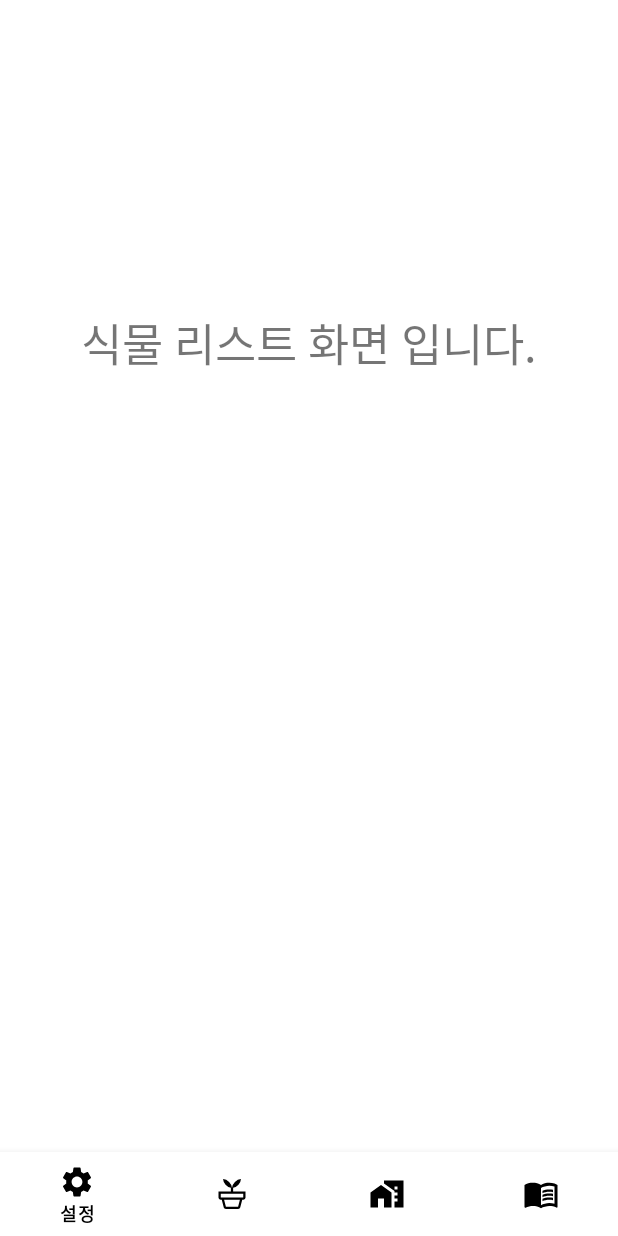
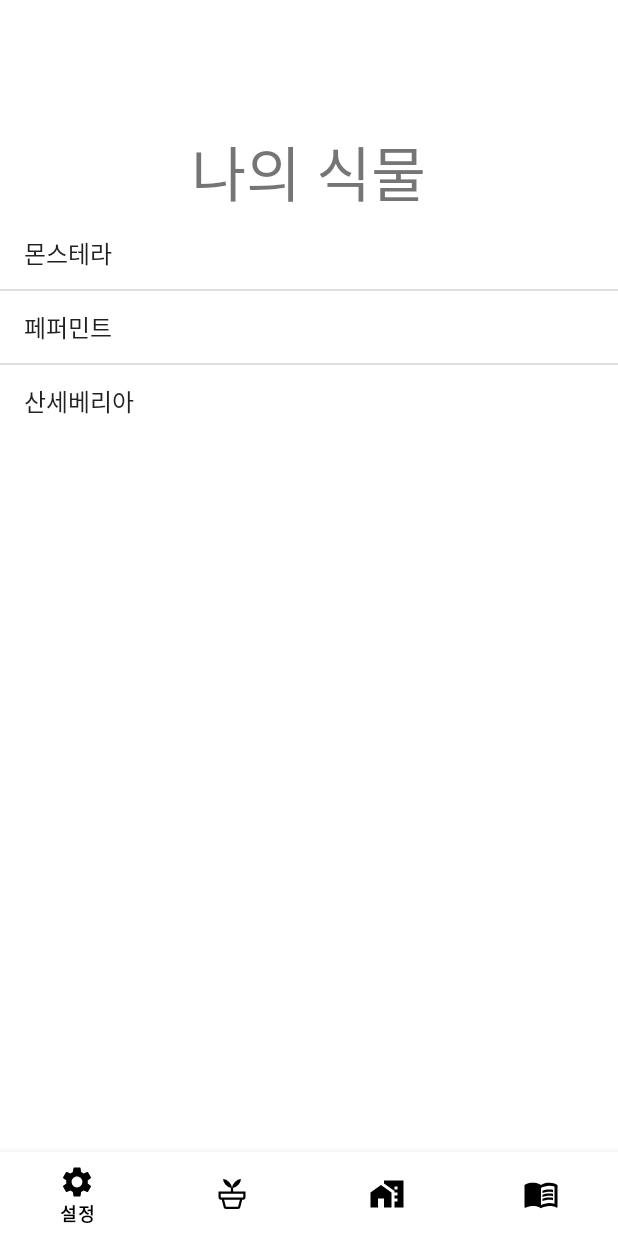
Before and after one commit to wogur0915/GreenWater, an Android app: the fragment plantlist placed in its activity, on a phone screen of 412 x 824 dp. Run offline under Robolectric (Android 15) with nearby library versions, the phone set to English and light mode, and no system bars.

Commit message:
식물 목록 화면 임시 리스트뷰 배치

```diff
--- a/GreenWater/app/src/main/java/com/root/greenwater/plantlist.java
+++ b/GreenWater/app/src/main/java/com/root/greenwater/plantlist.java
@@ -4,15 +4,21 @@ import android.os.Bundle;
 import android.view.LayoutInflater;
 import android.view.View;
 import android.view.ViewGroup;
+import android.widget.ArrayAdapter;
+import android.widget.ListView;
 
 import androidx.annotation.NonNull;
 import androidx.annotation.Nullable;
 import androidx.appcompat.app.AppCompatDelegate;
 import androidx.fragment.app.Fragment;
 
+import java.util.ArrayList;
+import java.util.List;
+
 public class plantlist extends Fragment {
 
     private View view;
+    private ListView plantlist;
 
     @Nullable
     @Override
@@ -20,6 +26,18 @@ public class plantlist extends Fragment {
         view = inflater.inflate(R.layout.plantlist, container, false);
         AppCompatDelegate.setDefaultNightMode(AppCompatDelegate.MODE_NIGHT_NO); // 다크모드 강제 비활성화
 
+        plantlist = view.findViewById(R.id.plantlist);
+
+        List<String> data = new ArrayList<>();
+
+        ArrayAdapter<String> adapter = new ArrayAdapter<>(getActivity(), android.R.layout.simple_list_item_1, data);
+        plantlist.setAdapter(adapter);
+
+        data.add("몬스테라");
+        data.add("페퍼민트");
+        data.add("산세베리아");
+        adapter.notifyDataSetChanged();
+
         return view;
     }
 }
--- a/GreenWater/app/src/main/res/layout/plantlist.xml
+++ b/GreenWater/app/src/main/res/layout/plantlist.xml
@@ -1,21 +1,25 @@
 <?xml version="1.0" encoding="utf-8"?>
-<androidx.constraintlayout.widget.ConstraintLayout xmlns:android="http://schemas.android.com/apk/res/android"
+<LinearLayout xmlns:android="http://schemas.android.com/apk/res/android"
     xmlns:app="http://schemas.android.com/apk/res-auto"
     xmlns:tools="http://schemas.android.com/tools"
     android:id="@+id/linearLayout2"
     android:layout_width="match_parent"
-    android:layout_height="match_parent">
+    android:layout_height="match_parent"
+    android:orientation="vertical">
 
     <TextView
-        android:id="@+id/textView2"
+        android:id="@+id/textView"
         android:layout_width="wrap_content"
         android:layout_height="wrap_content"
-        android:text="식물 리스트 화면 입니다."
-        android:textSize="30dp"
-        app:layout_constraintBottom_toBottomOf="parent"
-        app:layout_constraintEnd_toEndOf="parent"
-        app:layout_constraintStart_toStartOf="parent"
-        app:layout_constraintTop_toTopOf="parent"
-        app:layout_constraintVertical_bias="0.246" />
+        android:layout_gravity="center_horizontal"
+        android:layout_marginTop="30dp"
+        android:text="나의 식물"
+        android:textSize="40dp" />
 
-</androidx.constraintlayout.widget.ConstraintLayout>
+    <ListView
+        android:id="@+id/plantlist"
+        android:layout_width="match_parent"
+        android:layout_height="wrap_content"/>
+
+
+</LinearLayout>
```
